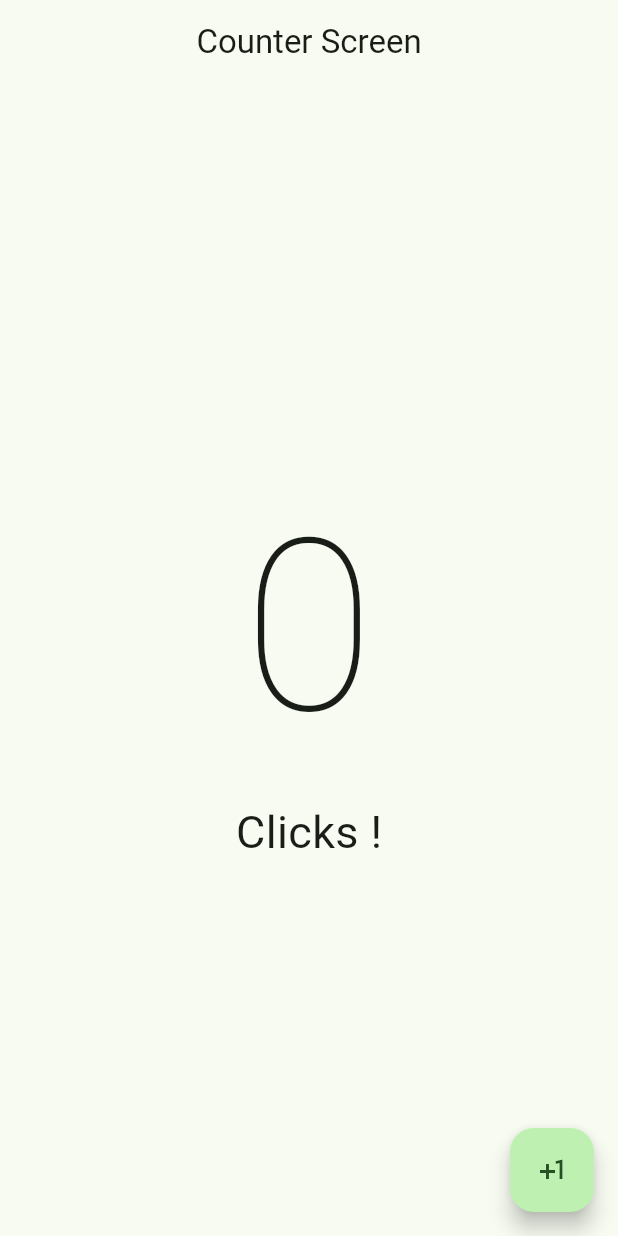
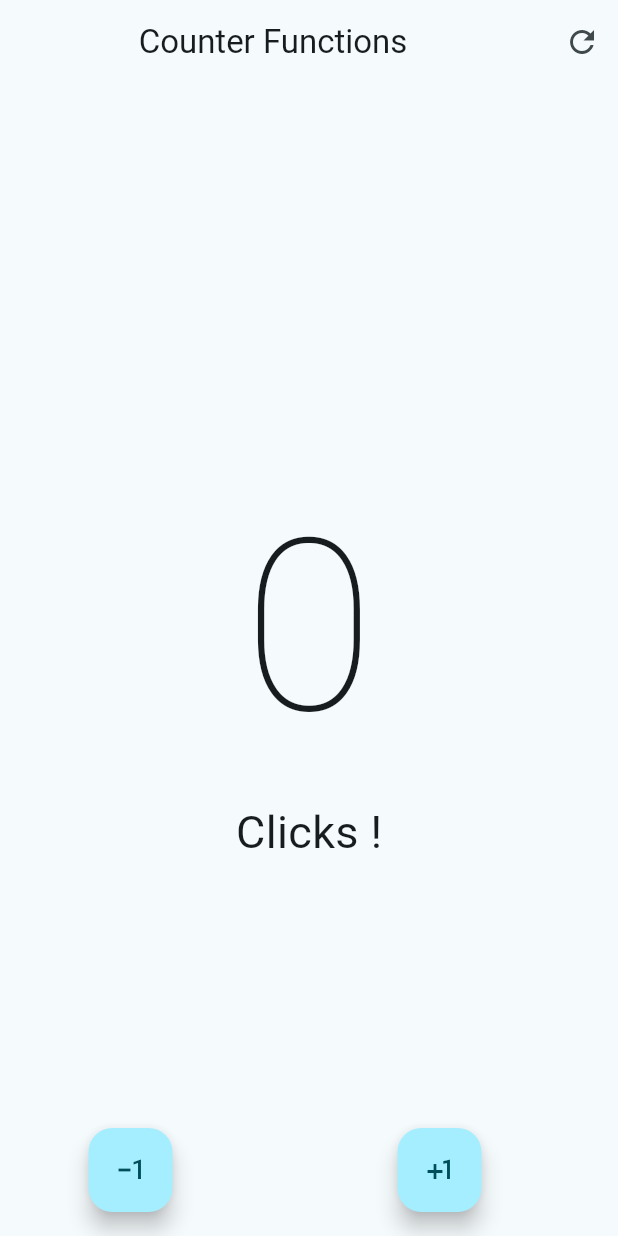
Before and after one commit to mauricio2093/Counter, a Flutter app: the screen it shows after launch, on a phone screen of 412 x 824 dp. Run offline on Flutter 3.47's test engine with Material 2 defaults, Android fonts, the phone set to English and light mode, and no system bars.

Commit message:
05-fluttert

```diff
--- a/lib/main.dart
+++ b/lib/main.dart
@@ -1,4 +1,5 @@
-import 'package:aplication_01/presentation/screens/counter/counter_screen.dart';
+import 'package:aplication_01/presentation/screens/counter/counter_functions_screen.dart';
+//import 'package:aplication_01/presentation/screens/counter/counter_screen.dart';
 import 'package:flutter/material.dart';
 
 void main() {
@@ -14,9 +15,9 @@ class MyApp extends StatelessWidget {
       debugShowCheckedModeBanner: false,
       theme: ThemeData(
         useMaterial3: true,
-        colorSchemeSeed: const Color.fromARGB(255, 15, 223, 50),
+        colorSchemeSeed: const Color.fromARGB(255, 17, 207, 236),
       ),
-      home: const CounterScreen(),
+      home: const CounterFunctionsScreen(),
     );
   }
 }
--- /dev/null
+++ b/lib/presentation/screens/counter/counter_functions_screen.dart
@@ -0,0 +1,68 @@
+import 'package:flutter/material.dart';
+
+class CounterFunctionsScreen extends StatefulWidget {
+  const CounterFunctionsScreen({super.key});
+
+  @override
+  State<CounterFunctionsScreen> createState() => _CounterFunctionsScreenState();
+}
+
+class _CounterFunctionsScreenState extends State<CounterFunctionsScreen> {
+  int clickCounter = 0;
+
+  @override
+  Widget build(BuildContext context) {
+    return Scaffold(
+      appBar: AppBar(
+        title: const Center(child: Text('Counter Functions')),
+        actions: [
+          IconButton(
+            icon: const Icon(Icons.refresh),
+            onPressed: () {
+              setState(() {
+                clickCounter = 0;
+              });
+            },
+          ),
+        ],
+      ),
+      body: Center(
+        child: Column(
+          mainAxisAlignment: MainAxisAlignment.center,
+          children: <Widget>[
+            Text(
+              '$clickCounter',
+              style:
+                  const TextStyle(fontSize: 160, fontWeight: FontWeight.w100),
+            ),
+            Text(
+              'Click${clickCounter == 1 ? '' : 's'} !',
+              style: const TextStyle(fontSize: 30),
+            ),
+          ],
+        ),
+      ),
+      floatingActionButton: Row(
+        mainAxisAlignment: MainAxisAlignment.spaceAround,
+        children: <Widget>[
+          FloatingActionButton(
+            onPressed: () {
+              setState(() {
+                clickCounter > 0 ? clickCounter-- : 0;
+              });
+            },
+            child: const Icon(Icons.exposure_minus_1),
+          ),
+          FloatingActionButton(
+            onPressed: () {
+              setState(() {
+                clickCounter++;
+              });
+            },
+            child: const Icon(Icons.plus_one),
+          ),
+        ],
+      ),
+    );
+  }
+}
```
Also changed, not shown: 1 other file.
